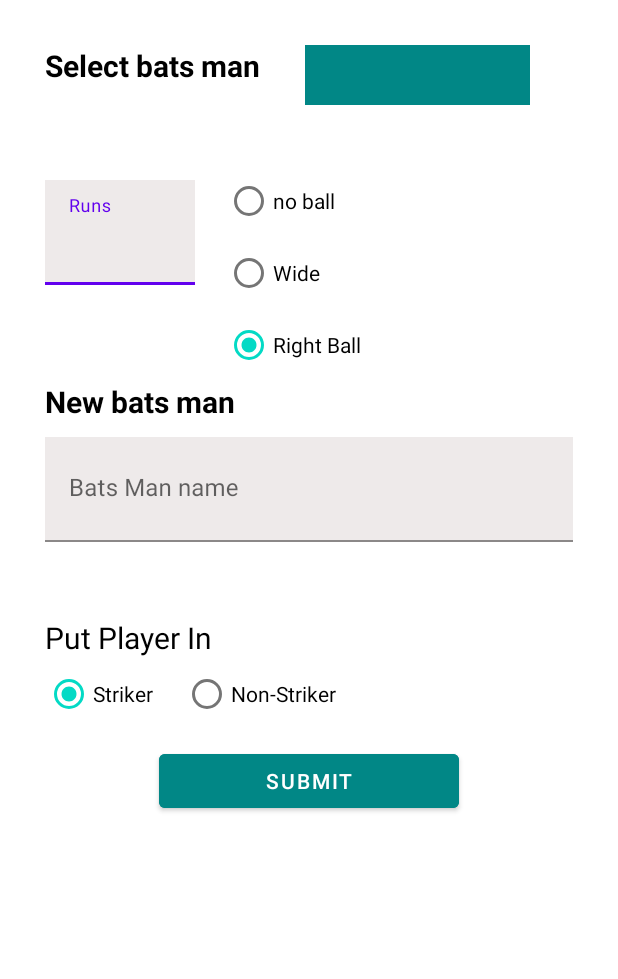
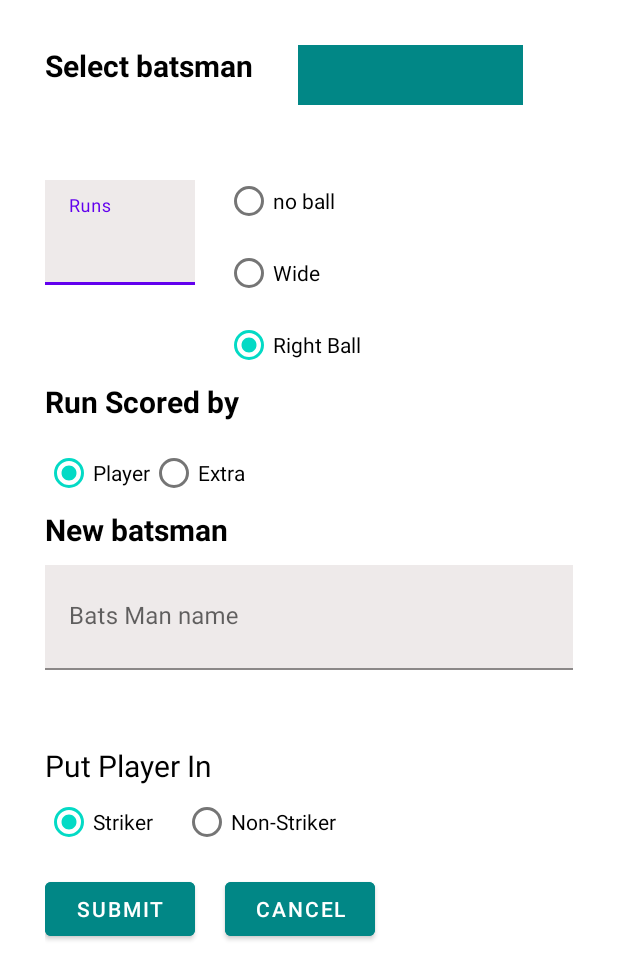
Before and after one commit to Abdulla-Al-Mued/Cricket-para, an Android app: the layout change_bats_man.xml on its own in the app's theme, with its tools: preview values and no code run, on a phone screen of 412 x 824 dp. Shown: the top 979 px of the screen. Run offline under Robolectric (Android 15) with nearby library versions, the phone set to English and light mode, and no system bars.

Commit message:
step 1.9 is complete

```diff
--- a/app/src/main/java/com/example/cricketpara/Database/AppDatabase.java
+++ b/app/src/main/java/com/example/cricketpara/Database/AppDatabase.java
@@ -6,7 +6,7 @@ import androidx.room.Database;
 import androidx.room.Room;
 import androidx.room.RoomDatabase;
 
-@Database(entities = {Match.class, Innings.class, BatsMan.class, Bowler.class, Last_balls.class},version = 1)
+@Database(entities = {Match.class, Innings.class, BatsMan.class, Bowler.class, Last_balls.class},version = 2)
 public abstract class AppDatabase extends RoomDatabase {
 
     private static final String DB_NAME = "score";
--- a/app/src/main/res/layout/change_bats_man.xml
+++ b/app/src/main/res/layout/change_bats_man.xml
@@ -13,7 +13,7 @@
         <TextView
             android:layout_width="wrap_content"
             android:layout_height="wrap_content"
-            android:text="Select bats man"
+            android:text="Select batsman"
             android:textSize="20sp"
             android:textStyle="bold"
             android:textColor="@color/black"
@@ -94,12 +94,58 @@
 
             </RadioGroup>
 
+
         </LinearLayout>
+
+        <LinearLayout
+            android:layout_width="match_parent"
+            android:layout_height="wrap_content"
+            android:orientation="vertical">
 
             <TextView
                 android:layout_width="wrap_content"
                 android:layout_height="wrap_content"
-            android:text="New bats man"
+                android:text="Run Scored by"
+                android:textSize="20sp"
+                android:textStyle="bold"
+                android:textColor="@color/black"
+                android:layout_marginBottom="10dp"
+                />
+
+            <RadioGroup
+                android:id="@+id/score_type"
+                android:layout_width="wrap_content"
+                android:layout_height="wrap_content"
+                android:checkedButton="@id/player"
+                android:orientation="horizontal"
+                >
+
+                <RadioButton
+                    android:id="@+id/player"
+                    android:layout_width="wrap_content"
+                    android:layout_height="wrap_content"
+                    android:text="Player"
+                    />
+
+                <RadioButton
+                    android:id="@+id/extra"
+                    android:layout_width="wrap_content"
+                    android:layout_height="wrap_content"
+                    android:text="Extra"
+                    />
+
+
+
+            </RadioGroup>
+
+
+        </LinearLayout>
+
+
+        <TextView
+            android:layout_width="wrap_content"
+            android:layout_height="wrap_content"
+            android:text="New batsman"
             android:textSize="20sp"
             android:textStyle="bold"
             android:textColor="@color/black"
@@ -163,16 +209,32 @@
 
         </RadioGroup>
 
+
+        <LinearLayout
+            android:layout_width="match_parent"
+            android:layout_height="wrap_content">
+
             <Button
                 android:id="@+id/add_new_bats_man"
-            android:layout_width="200dp"
+                android:layout_width="100dp"
                 android:layout_height="wrap_content"
-            android:layout_gravity="center"
                 android:text="submit"
                 android:backgroundTint="@color/teal_700"
                 android:layout_marginTop="10dp"
                 />
+            <Button
+                android:layout_marginLeft="20dp"
+                android:id="@+id/add_new_bats_man_cancel"
+                android:layout_width="100dp"
+                android:layout_height="wrap_content"
+                android:text="Cancel"
+                android:backgroundTint="@color/teal_700"
+                android:layout_marginTop="10dp"
+                />
+
 
         </LinearLayout>
 
     </LinearLayout>
+
+</LinearLayout>
```
Also changed, not shown: app/src/main/java/com/example/cricketpara/Database/Last_balls.java (+25 -1 lines), app/src/main/java/com/example/cricketpara/Database/UserDao.java (+9 -0 lines), app/src/main/java/com/example/cricketpara/scoreBoard.java (+43 -9 lines). Lines whose indentation alone changed are shown as unchanged.
